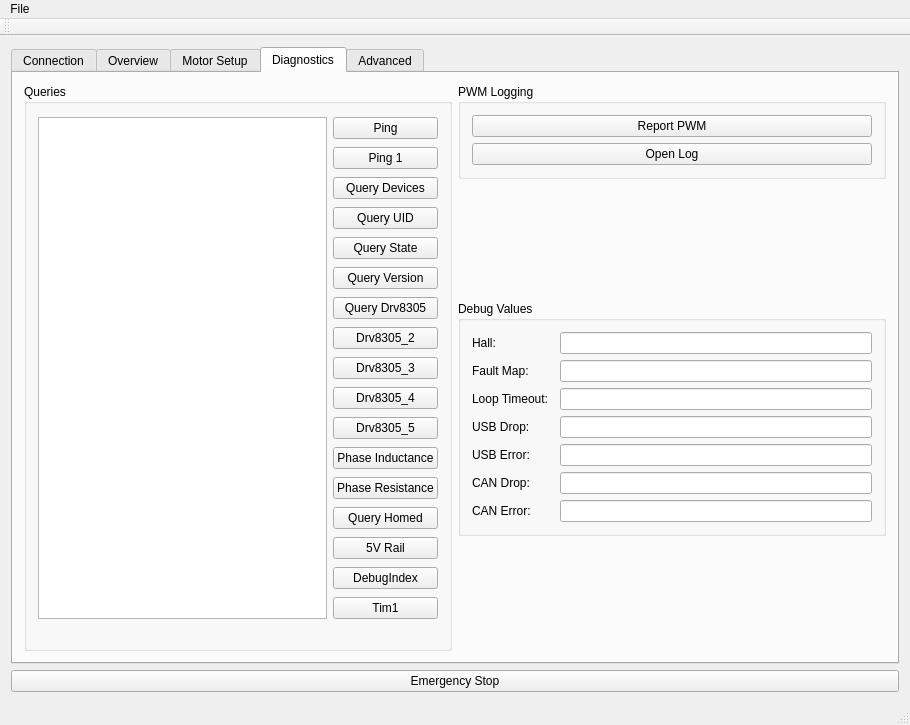
Old version of the form GUI/mainwindow.ui in the repository craftit/DogBotSoftware.
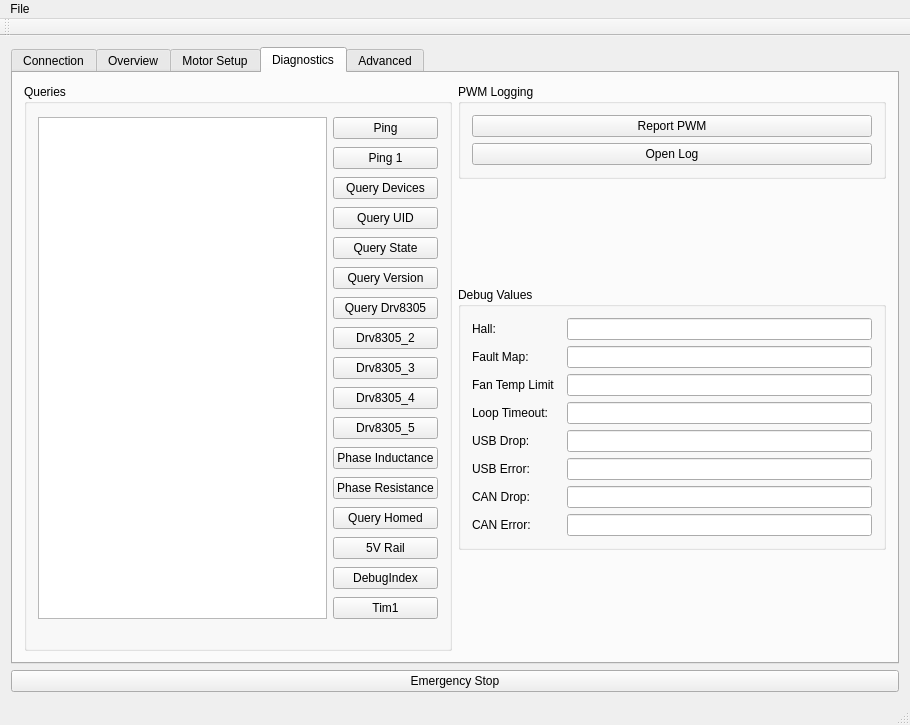
New version of the form. The open tabs and pages were chosen to show the change.

What changed in the file:
```diff
--- a/GUI/mainwindow.ui
+++ b/GUI/mainwindow.ui
@@ -834,10 +834,10 @@
            <string>Debug Values</string>
           </property>
           <layout class="QGridLayout" name="gridLayout_7">
-           <item row="6" column="2">
+           <item row="7" column="2">
             <widget class="QLineEdit" name="lineEditCANError"/>
            </item>
-           <item row="4" column="2">
+           <item row="5" column="2">
             <widget class="QLineEdit" name="lineEditUSBError"/>
            </item>
            <item row="0" column="2">
@@ -853,6 +853,9 @@
            <item row="1" column="2">
             <widget class="QLineEdit" name="lineEditFaultMap"/>
            </item>
+           <item row="4" column="2">
+            <widget class="QLineEdit" name="lineEditUSBDrop"/>
+           </item>
            <item row="0" column="0">
             <widget class="QLabel" name="label_29">
              <property name="text">
@@ -860,50 +863,57 @@
              </property>
             </widget>
            </item>
-           <item row="3" column="2">
-            <widget class="QLineEdit" name="lineEditUSBDrop"/>
-           </item>
-           <item row="3" column="0" colspan="2">
-            <widget class="QLabel" name="label_30">
-             <property name="text">
-              <string>USB Drop:</string>
-             </property>
-            </widget>
-           </item>
-           <item row="5" column="2">
+           <item row="6" column="2">
             <widget class="QLineEdit" name="lineEditCANDrop"/>
            </item>
            <item row="4" column="0" colspan="2">
+            <widget class="QLabel" name="label_30">
+             <property name="text">
+              <string>USB Drop:</string>
+             </property>
+            </widget>
+           </item>
+           <item row="5" column="0" colspan="2">
             <widget class="QLabel" name="label_31">
              <property name="text">
               <string>USB Error:</string>
              </property>
             </widget>
            </item>
-           <item row="5" column="0">
+           <item row="3" column="2">
+            <widget class="QLineEdit" name="lineEditMainLoopTimeout"/>
+           </item>
+           <item row="6" column="0">
             <widget class="QLabel" name="label_9">
              <property name="text">
               <string>CAN Drop:</string>
              </property>
             </widget>
            </item>
-           <item row="6" column="0">
+           <item row="7" column="0">
             <widget class="QLabel" name="label_10">
              <property name="text">
               <string>CAN Error:</string>
              </property>
             </widget>
            </item>
-           <item row="2" column="2">
-            <widget class="QLineEdit" name="lineEditMainLoopTimeout"/>
-           </item>
-           <item row="2" column="0">
+           <item row="3" column="0">
             <widget class="QLabel" name="label_11">
              <property name="text">
               <string>Loop Timeout:</string>
              </property>
             </widget>
            </item>
+           <item row="2" column="2">
+            <widget class="QLineEdit" name="lineEditFanTempThreshold"/>
+           </item>
+           <item row="2" column="0">
+            <widget class="QLabel" name="label_8">
+             <property name="text">
+              <string>Fan Temp Limit</string>
+             </property>
+            </widget>
+           </item>
           </layout>
          </widget>
         </item>
```
Left out of the diff: 10 changed lines with no effect on the pictures.
